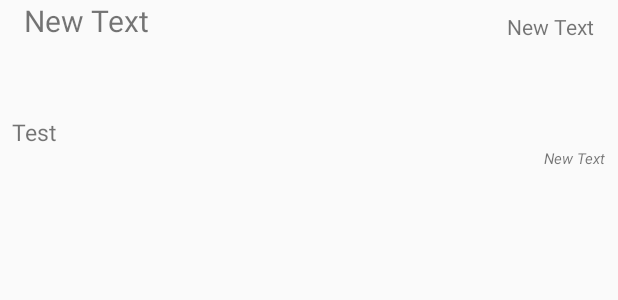
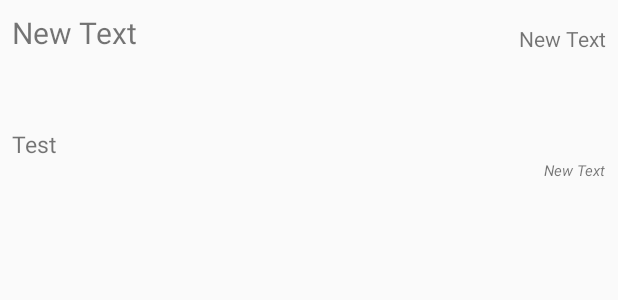
Before and after one commit to bschmeck/InstagramClient, an Android app: the layout item_photo.xml on its own in the app's theme, with its tools: preview values and no code run, on a phone screen of 412 x 824 dp. Shown: the top 300 px of the screen. Run offline under Robolectric (Android 15) with nearby library versions, the phone set to English and light mode, and no system bars.

Commit message:
Use consistent padding

```diff
--- a/app/src/main/res/layout/item_photo.xml
+++ b/app/src/main/res/layout/item_photo.xml
@@ -1,7 +1,8 @@
 <?xml version="1.0" encoding="utf-8"?>
 <RelativeLayout xmlns:android="http://schemas.android.com/apk/res/android"
     android:layout_width="match_parent" android:layout_height="match_parent"
-    android:paddingBottom="8dp">
+    android:paddingBottom="@dimen/photo_item_padding"
+    android:paddingTop="@dimen/photo_item_padding">
 
     <ImageView
         android:layout_width="match_parent"
@@ -25,8 +26,8 @@
         android:textSize="15sp"
         android:maxLines="3"
         android:ellipsize="end"
-        android:paddingLeft="8dp"
-        android:paddingRight="8dp"
+        android:paddingLeft="@dimen/photo_item_padding"
+        android:paddingRight="@dimen/photo_item_padding"
         android:onClick="toggleFullCaption" />
 
     <TextView
@@ -38,7 +39,7 @@
         android:layout_alignParentLeft="true"
         android:layout_alignParentStart="true"
         android:textSize="20sp"
-        android:paddingLeft="16dp" />
+        android:paddingLeft="@dimen/photo_item_padding" />
 
     <TextView
         android:layout_width="wrap_content"
@@ -48,7 +49,7 @@
         android:layout_alignBottom="@+id/tvUsername"
         android:layout_alignParentRight="true"
         android:layout_alignParentEnd="true"
-        android:paddingRight="16dp" />
+        android:paddingRight="@dimen/photo_item_padding" />
 
     <TextView
         android:layout_width="wrap_content"
@@ -60,5 +61,5 @@
         android:layout_alignEnd="@+id/tvLikes"
         android:textSize="10sp"
         android:textStyle="italic"
-        android:paddingRight="8dp"/>
+        android:paddingRight="@dimen/photo_item_padding"/>
 </RelativeLayout>
--- a/app/src/main/res/values/dimens.xml
+++ b/app/src/main/res/values/dimens.xml
@@ -2,4 +2,5 @@
     <!-- Default screen margins, per the Android Design guidelines. -->
     <dimen name="activity_horizontal_margin">16dp</dimen>
     <dimen name="activity_vertical_margin">16dp</dimen>
+    <dimen name="photo_item_padding">8dp</dimen>
 </resources>
```
